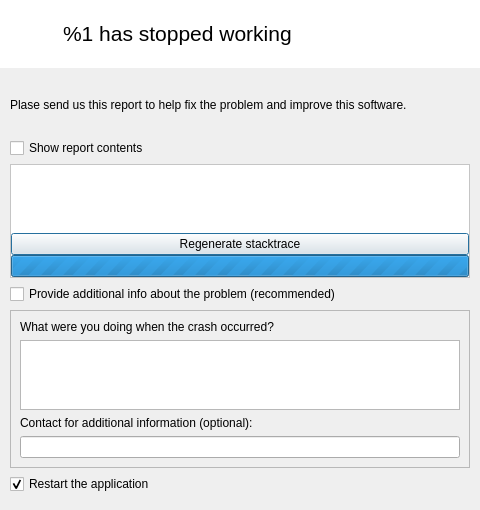
This is lib/GdbCrashHandlerDialog.ui in manisandro/GdbCrashHandler as Qt 5 draws it before an edit. The edited form follows.
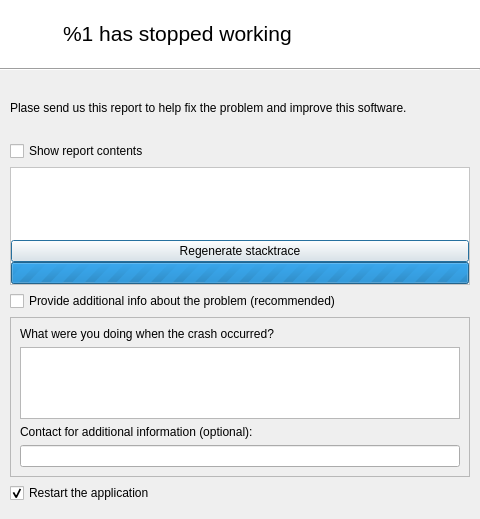
This is the edited form.

Patch:
```diff
--- a/lib/GdbCrashHandlerDialog.ui
+++ b/lib/GdbCrashHandlerDialog.ui
@@ -7,7 +7,7 @@
     <x>0</x>
     <y>0</y>
     <width>480</width>
-    <height>492</height>
+    <height>519</height>
    </rect>
   </property>
   <property name="sizePolicy">
@@ -91,7 +91,7 @@
    <item>
     <widget class="Line" name="line">
      <property name="sizePolicy">
-      <sizepolicy hsizetype="Minimum" vsizetype="Maximum">
+      <sizepolicy hsizetype="Minimum" vsizetype="Fixed">
        <horstretch>0</horstretch>
        <verstretch>0</verstretch>
       </sizepolicy>
```
